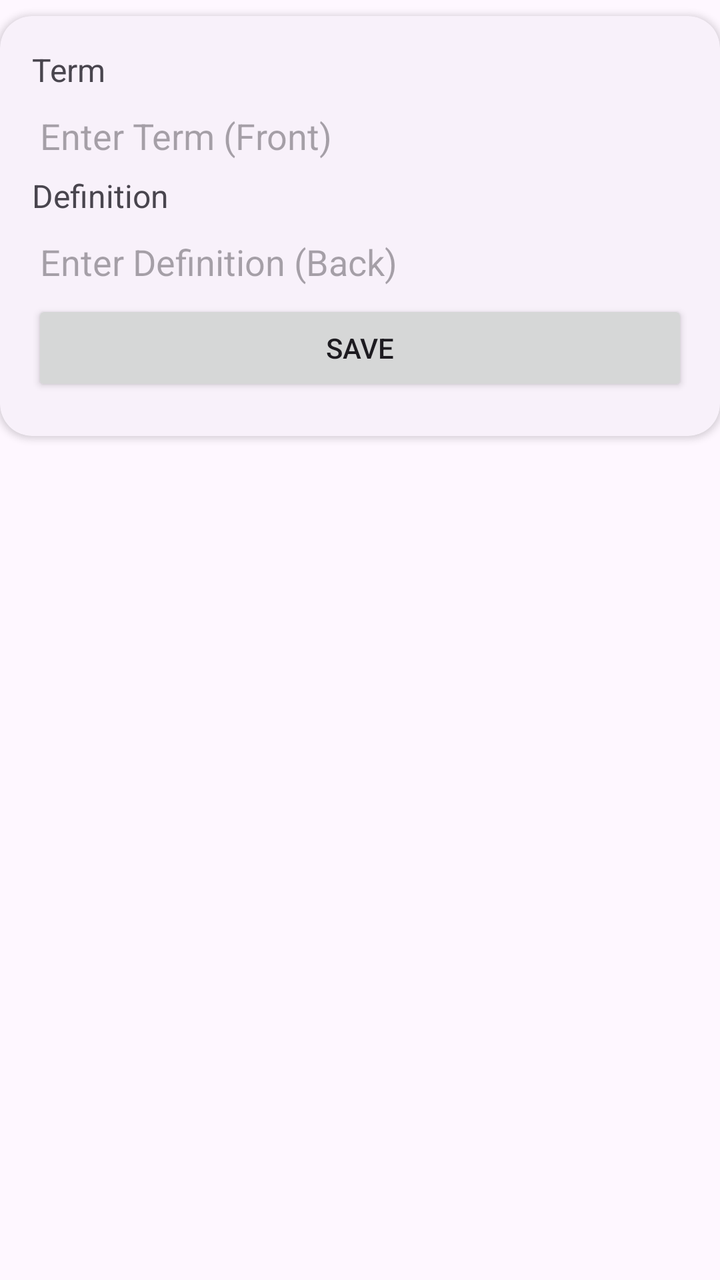
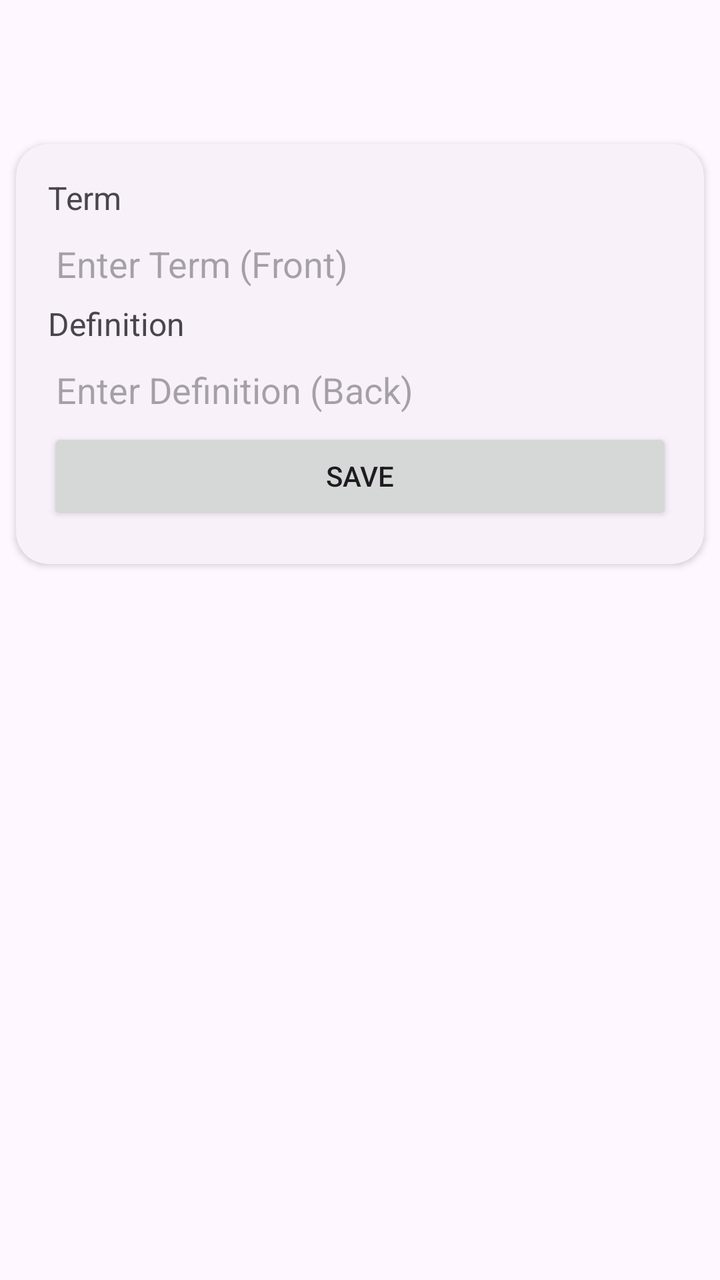

Two renders of the same Android screen: before a commit and after it. Below are the layout's source before the change and the commit's diff.
<!-- AndroidManifest.xml: application theme AppTheme -->
<!-- res/layout/activity_add_flashcard.xml -->
<?xml version="1.0" encoding="utf-8"?>
<LinearLayout xmlns:android="http://schemas.android.com/apk/res/android"
    xmlns:app="http://schemas.android.com/apk/res-auto"
    xmlns:tools="http://schemas.android.com/tools"
    android:id="@+id/main"
    android:layout_width="match_parent"
    android:layout_height="match_parent"
    tools:context=".ui.flashcards.AddFlashcardActivity"
    android:orientation="vertical"
    >

    <androidx.cardview.widget.CardView
        android:layout_width="match_parent"
        android:layout_height="wrap_content"
        app:cardCornerRadius="16dp"
        android:backgroundTint="@color/md_theme_surfaceContainerLow"
        android:layout_marginVertical="8dp"
        >

        <LinearLayout
            android:layout_width="match_parent"
            android:layout_height="wrap_content"
            android:orientation="vertical"
            android:padding="16dp"
            >

            <androidx.constraintlayout.widget.ConstraintLayout
                android:layout_width="match_parent"
                android:layout_height="wrap_content"
                android:orientation="horizontal">

                <TextView
                    android:layout_width="wrap_content"
                    android:layout_height="wrap_content"
                    android:text="@string/term"
                    android:textColor="@color/md_theme_onSurfaceVariant"
                    android:textSize="16sp"
                    app:layout_constraintBottom_toBottomOf="parent"
                    app:layout_constraintStart_toStartOf="parent"
                    app:layout_constraintTop_toTopOf="parent"
                    />
            </androidx.constraintlayout.widget.ConstraintLayout>


            <EditText
                android:id="@+id/flashcardTerm"
                android:layout_width="match_parent"
                android:layout_height="wrap_content"
                android:backgroundTint="#00000000"
                android:hint="@string/enter_term_front"
                android:inputType="text"
                android:autofillHints="text"
                />

            <TextView
                android:layout_width="match_parent"
                android:layout_height="wrap_content"
                android:text="@string/definition"
                android:textSize="16sp"
                android:textColor="@color/md_theme_onSurfaceVariant"
                />

            <EditText
                android:id="@+id/flashcardDefinition"
                android:layout_width="match_parent"
                android:layout_height="wrap_content"
                android:autofillHints="text"
                android:backgroundTint="#00000000"
                android:hint="@string/enter_definition_back"
                android:inputType="text"
                />

            <Button
                android:id="@+id/addButton"
                android:layout_width="match_parent"
                android:layout_height="wrap_content"
                android:text="@string/save"
                android:layout_marginBottom="4dp"
                />

        </LinearLayout>
    </androidx.cardview.widget.CardView>

</LinearLayout>
<!-- resources referenced by this layout -->
<resources>
  <color name="md_theme_onSurfaceVariant">#49454E</color>
  <color name="md_theme_surfaceContainerLow">#F8F1FA</color>
  <string name="definition">Definition</string>
  <string name="enter_definition_back">Enter Definition (Back)</string>
  <string name="enter_term_front">Enter Term (Front)</string>
  <string name="save">Save</string>
  <string name="term">Term</string>
  <color name="md_theme_primary">#66558E</color>
  <color name="md_theme_onPrimary">#FFFFFF</color>
  <color name="md_theme_primaryContainer">#E9DDFF</color>
  <color name="md_theme_onPrimaryContainer">#210F47</color>
  <color name="md_theme_secondary">#625B70</color>
  <color name="md_theme_onSecondary">#FFFFFF</color>
  <color name="md_theme_secondaryContainer">#E8DEF8</color>
  <color name="md_theme_onSecondaryContainer">#1E192B</color>
  <color name="md_theme_tertiary">#7E525F</color>
  <color name="md_theme_onTertiary">#FFFFFF</color>
  <color name="md_theme_tertiaryContainer">#FFD9E2</color>
  <color name="md_theme_onTertiaryContainer">#31101C</color>
  <color name="md_theme_error">#BA1A1A</color>
  <color name="md_theme_onError">#FFFFFF</color>
  <color name="md_theme_errorContainer">#FFDAD6</color>
  <color name="md_theme_onErrorContainer">#410002</color>
  <color name="md_theme_background">#FEF7FF</color>
  <color name="md_theme_onBackground">#1D1B20</color>
  <color name="md_theme_surface">#FEF7FF</color>
  <color name="md_theme_onSurface">#1D1B20</color>
  <color name="md_theme_surfaceVariant">#E7E0EB</color>
  <color name="md_theme_outline">#7A757F</color>
  <color name="md_theme_outlineVariant">#CAC4CF</color>
  <color name="md_theme_inverseSurface">#322F35</color>
  <color name="md_theme_inverseOnSurface">#F5EFF7</color>
  <color name="md_theme_inversePrimary">#D0BCFE</color>
  <color name="md_theme_primaryFixed">#E9DDFF</color>
  <color name="md_theme_onPrimaryFixed">#210F47</color>
  <color name="md_theme_primaryFixedDim">#D0BCFE</color>
  <color name="md_theme_onPrimaryFixedVariant">#4E3D75</color>
  <color name="md_theme_secondaryFixed">#E8DEF8</color>
  <color name="md_theme_onSecondaryFixed">#1E192B</color>
  <color name="md_theme_secondaryFixedDim">#CCC2DB</color>
  <color name="md_theme_onSecondaryFixedVariant">#4A4458</color>
  <color name="md_theme_tertiaryFixed">#FFD9E2</color>
  <color name="md_theme_onTertiaryFixed">#31101C</color>
  <color name="md_theme_tertiaryFixedDim">#F0B8C7</color>
  <color name="md_theme_onTertiaryFixedVariant">#633B47</color>
  <color name="md_theme_surfaceDim">#DED8E0</color>
  <color name="md_theme_surfaceBright">#FEF7FF</color>
  <color name="md_theme_surfaceContainerLowest">#FFFFFF</color>
  <color name="md_theme_surfaceContainer">#F2ECF4</color>
  <color name="md_theme_surfaceContainerHigh">#ECE6EE</color>
  <color name="md_theme_surfaceContainerHighest">#E6E0E8</color>
  <!-- unchanged entries left out for length: 1 -->
</resources>

<!-- the commit's change to res/layout/activity_add_flashcard.xml (unified diff, before → after) -->
@@ -9,12 +9,16 @@
     android:orientation="vertical"
     >
 
+    <include layout="@layout/common_toolbar"
+        android:id="@+id/layoutIncl"/>
+
     <androidx.cardview.widget.CardView
         android:layout_width="match_parent"
         android:layout_height="wrap_content"
         app:cardCornerRadius="16dp"
         android:backgroundTint="@color/md_theme_surfaceContainerLow"
         android:layout_marginVertical="8dp"
+        android:layout_marginHorizontal="8dp"
         >
 
         <LinearLayout
@@ -82,3 +86,18 @@
     </androidx.cardview.widget.CardView>
 
 </LinearLayout>
+<!-- res/layout/common_toolbar.xml (included above) -->
+<?xml version="1.0" encoding="utf-8"?>
+<androidx.appcompat.widget.Toolbar
+    xmlns:android="http://schemas.android.com/apk/res/android"
+    xmlns:app="http://schemas.android.com/apk/res-auto"
+    android:id="@+id/toolbar"
+    android:layout_width="match_parent"
+    android:layout_height="?attr/actionBarSize"
+    android:elevation="4dp"
+    android:theme="@style/AppTheme"
+    android:background="@color/md_theme_surface"
+    app:layout_constraintEnd_toEndOf="parent"
+    app:layout_constraintStart_toStartOf="parent"
+    app:layout_constraintTop_toTopOf="parent"
+    />
